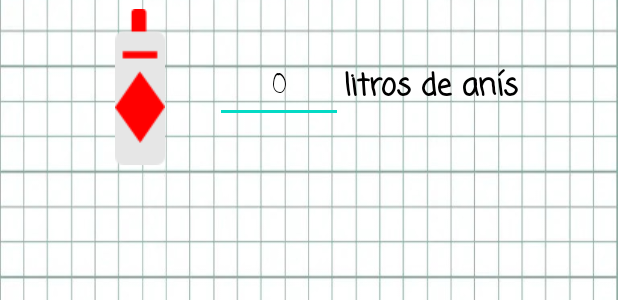
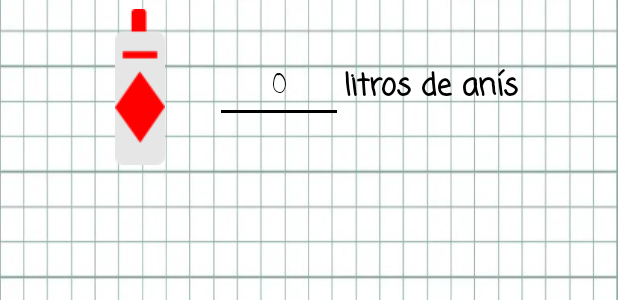
Before and after one commit to javierfh03/Calculadora_pacharan, an Android app: the layout activity_main.xml on its own in the app's theme, with its tools: preview values and no code run, on a phone screen of 412 x 824 dp. Shown: the part 814-1114 px from the top of the screen. Run offline under Robolectric (Android 15) with nearby library versions, the phone set to English and light mode, and no system bars.

Commit message:
Color EditText

```diff
--- a/app/src/main/res/layout/activity_main.xml
+++ b/app/src/main/res/layout/activity_main.xml
@@ -185,6 +185,7 @@
                 android:inputType="number"
                 android:text="@string/valor_inicial"
                 android:textAlignment="center"
+                android:backgroundTint="@android:color/black"
                 android:textColor="@color/black" />
 
             <TextView
```
